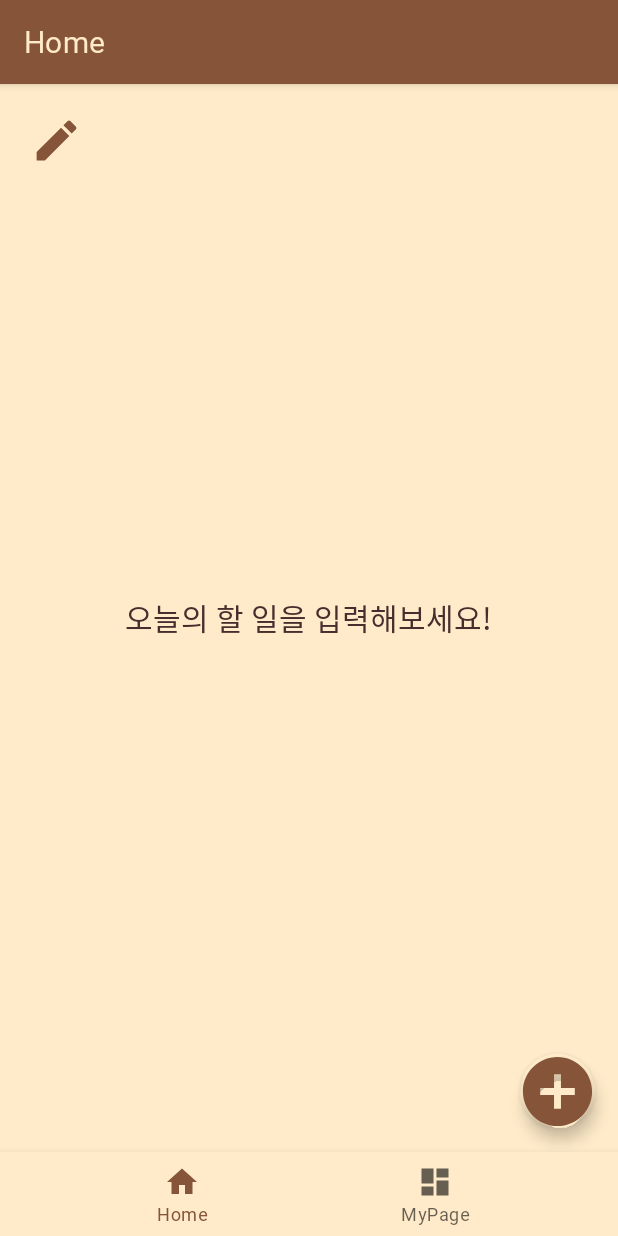
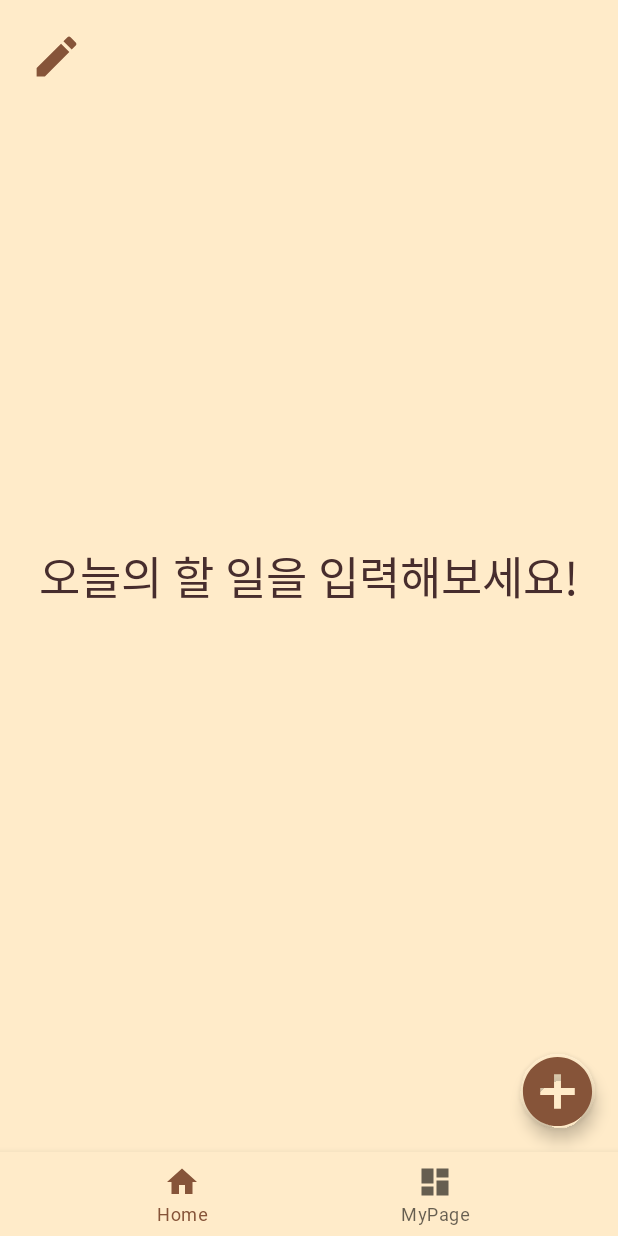
Before and after one commit to j-miiin/CatWork, an Android app: the screen it shows after launch (MainActivity), on a phone screen of 412 x 824 dp. Run offline under Robolectric (Android 15) with nearby library versions, the phone set to English and light mode, and no system bars; our stand-ins replace Room's generated code, navigation-ui; 1 statement that could not run was skipped.

Commit message:
layout 수정

```diff
--- a/CatWork/app/src/main/java/com/example/catwork/presentation/home/HomeAdapter.kt
+++ b/CatWork/app/src/main/java/com/example/catwork/presentation/home/HomeAdapter.kt
@@ -24,12 +24,13 @@ class HomeAdapter : RecyclerView.Adapter<HomeAdapter.ToDoItemViewHolder>() {
 
         fun bindData(data: ToDoEntity) = with(binding) {
             toDoText.text = data.title
-            checkBox.isChecked = data.isChecked
+            checkToDoComplete(data.isChecked)
         }
 
         fun bindViews(data: ToDoEntity) = with(binding) {
             root.setOnClickListener {
                 toDoItemClickListener(data)
+                notifyDataSetChanged()
             }
 
             checkBox.setOnClickListener {
--- a/CatWork/app/src/main/java/com/example/catwork/presentation/home/HomeFragment.kt
+++ b/CatWork/app/src/main/java/com/example/catwork/presentation/home/HomeFragment.kt
@@ -1,6 +1,7 @@
 package com.example.catwork.presentation.home
 
 import android.os.Bundle
+import android.util.Log
 import android.view.LayoutInflater
 import android.view.View
 import android.view.ViewGroup
@@ -90,8 +91,10 @@ class HomeFragment : ScopeFragment(), HomeContract.View {
                             content = it.content,
                             dueTo = it.dueTo
                         )
+                        Log.d("title,content", it.title+" "+it.content)
                         presenter.updateToDoItem(updateToDoEntity)
                     }.show()
+
                 },
                 toDoItemCheckListener = {
                     presenter.updateToDoItem(it)
--- a/CatWork/app/src/main/res/drawable/todo_item_background.xml
+++ b/CatWork/app/src/main/res/drawable/todo_item_background.xml
@@ -2,7 +2,7 @@
 <shape xmlns:android="http://schemas.android.com/apk/res/android"
     android:shape="rectangle">
 
-    <stroke android:width="4dp"
+    <stroke android:width="2dp"
         android:color="@color/primaryDarkColor"/>
 
     <solid android:color="@color/primaryLightColor"/>
--- a/CatWork/app/src/main/res/font/nanum_font.xml
+++ b/CatWork/app/src/main/res/font/nanum_font.xml
@@ -3,5 +3,5 @@
     <font
         android:fontStyle="normal"
         android:fontWeight="400"
-        android:font="@font/nanummyeongjo" />
+        android:font="@font/nanumnaeuianaesongeurssi" />
 </font-family>
--- a/CatWork/app/src/main/res/layout/activity_main.xml
+++ b/CatWork/app/src/main/res/layout/activity_main.xml
@@ -13,6 +13,7 @@
         app:layout_constraintEnd_toEndOf="parent"
         app:layout_constraintStart_toStartOf="parent"
         app:layout_constraintTop_toTopOf="parent"
+        android:visibility="gone"
         app:titleTextColor="@color/primaryLightColor" />
 
     <androidx.fragment.app.FragmentContainerView
@@ -31,8 +32,6 @@
         android:id="@+id/nav_view"
         android:layout_width="0dp"
         android:layout_height="wrap_content"
-        android:layout_marginStart="0dp"
-        android:layout_marginEnd="0dp"
         android:background="@color/primaryLightColor"
         app:layout_constraintBottom_toBottomOf="parent"
         app:layout_constraintEnd_toEndOf="parent"
--- a/CatWork/app/src/main/res/layout/fragment_home.xml
+++ b/CatWork/app/src/main/res/layout/fragment_home.xml
@@ -56,7 +56,7 @@
         android:layout_height="wrap_content"
         android:layout_gravity="center"
         android:textColor="@color/primaryTextColor"
-        android:textSize="20sp"
+        android:textSize="30sp"
         android:visibility="gone"
         tools:text="@string/error_description"
         tools:visibility="visible" />
--- a/CatWork/app/src/main/res/layout/viewholder_item_todo.xml
+++ b/CatWork/app/src/main/res/layout/viewholder_item_todo.xml
@@ -24,7 +24,7 @@
         android:layout_marginEnd="10dp"
         android:gravity="center|left"
         android:textColor="@color/primaryTextColor"
-        android:textSize="20sp"
+        android:textSize="25sp"
         app:layout_constraintBottom_toBottomOf="parent"
         app:layout_constraintEnd_toStartOf="@id/deleteToDoItemButton"
         app:layout_constraintStart_toEndOf="@id/checkBox"
--- a/CatWork/app/src/main/res/values-night/themes.xml
+++ b/CatWork/app/src/main/res/values-night/themes.xml
@@ -12,11 +12,12 @@
         <!-- Status bar color. -->
         <item name="android:statusBarColor">?attr/colorPrimaryVariant</item>
         <!-- Customize your theme here. -->
+        <item name="fontFamily">@font/nanum_font</item>
     </style>
 
     <!-- Alarm Time Picker -->
     <style name="AlarmTimePicker">
         <item name="android:textSize">17sp</item>
-        <item name="fontFamily">@font/nanummyeongjo</item>
+        <item name="fontFamily">@font/nanum_font</item>
     </style>
 </resources>
--- a/CatWork/app/src/main/res/values/themes.xml
+++ b/CatWork/app/src/main/res/values/themes.xml
@@ -18,6 +18,6 @@
     <!-- Alarm Time Picker -->
     <style name="AlarmTimePicker">
         <item name="android:textSize">17sp</item>
-        <item name="fontFamily">@font/nanummyeongjo</item>
+        <item name="fontFamily">@font/nanum_font</item>
     </style>
 </resources>
```
Also changed, not shown: CatWork/app/src/main/java/com/example/catwork/presentation/home/dialog/DetailToDoDialog.kt (+15 -5 lines), CatWork/app/src/main/res/layout/dialog_add_todo.xml (+7 -6 lines), CatWork/app/src/main/res/layout/dialog_detail_todo.xml (+8 -5 lines), 1 other file.
